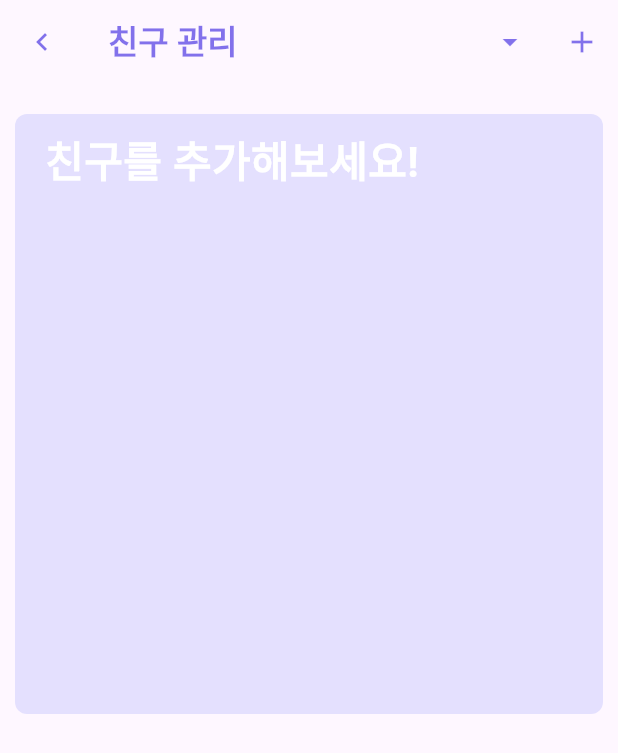
After one commit to HacKUthon-Eodao/Front, a Flutter app: the FriendPage screen opened directly, on a phone screen of 412 x 824 dp. The commit adds this screen. Shown: the top 753 px of the screen. Run offline on Flutter 3.47's test engine with Material 2 defaults, Android fonts, the phone set to English and light mode, and no system bars; our stand-ins replace permission_handler.

Commit message:
feat:temp

```diff
--- a/lib/main.dart
+++ b/lib/main.dart
@@ -1,3 +1,4 @@
+import 'package:eodao_front/view/friendmanage_page.dart';
 import 'package:eodao_front/view/login_page.dart';
 import 'package:eodao_front/view/rounded_card.dart';
 import 'package:flutter/material.dart';
@@ -93,7 +94,7 @@ class MainScreen extends StatelessWidget{
                 onTap: (){
                   Navigator.push(
                     context,
-                    MaterialPageRoute(builder: (context) => const WritePage()),
+                    MaterialPageRoute(builder: (context) => const FriendPage()),
                   );
                 }
             )
--- /dev/null
+++ b/lib/view/friendmanage_page.dart
@@ -0,0 +1,79 @@
+import 'package:flutter/material.dart';
+
+class FriendPage extends StatefulWidget {
+  const FriendPage({Key? key}) : super(key: key);
+
+  @override
+  State<FriendPage> createState() => _FriendPageState();
+}
+
+class _FriendPageState extends State<FriendPage> {
+  @override
+  Widget build(BuildContext context) {
+    return Scaffold(
+      appBar: AppBar(
+        actions: [
+          IconButton(
+            icon: Icon(
+              Icons.arrow_drop_down,
+              color: Color(0x962c14dd),
+            ),
+            onPressed: () {
+              print("친구 삭제");
+              // 친구 삭제 로직 추가
+            },
+          ),
+          IconButton(
+            icon: Icon(
+              Icons.add,
+              color: Color(0x962c14dd),
+            ),
+            onPressed: () {
+              print("친구 추가");
+              // 친구 추가 로직 추가
+            },
+          ),
+        ],
+        leading: IconButton(
+          icon: Icon(
+            Icons.chevron_left,
+            color: Color(0x962c14dd),
+          ),
+          onPressed: () {
+            Navigator.pop(context);
+          },
+        ),
+        title: Text(
+          '친구 관리',
+          style: TextStyle(
+            color: Color(0x962c14dd),
+            fontWeight: FontWeight.bold,
+          ),
+        ),
+        centerTitle: false,
+      ),
+      body: SingleChildScrollView(
+        child: Container(
+          margin: EdgeInsets.fromLTRB(10, 20, 10, 10),
+          width: double.infinity,
+          decoration: BoxDecoration(
+            color: Color(0xffE4E0FE),
+            borderRadius: BorderRadius.circular(8),
+          ),
+          child: Container(
+            padding: EdgeInsets.fromLTRB(20, 10, 20, 10),
+            height: 400,
+            child: const Text(
+              "친구를 추가해보세요!",
+              style: TextStyle(
+                fontSize: 28,
+                color: Colors.white,
+                fontWeight: FontWeight.bold,
+              ),
+            ),
+          ),
+        ),
+      ),
+    );
+  }
+}
```
